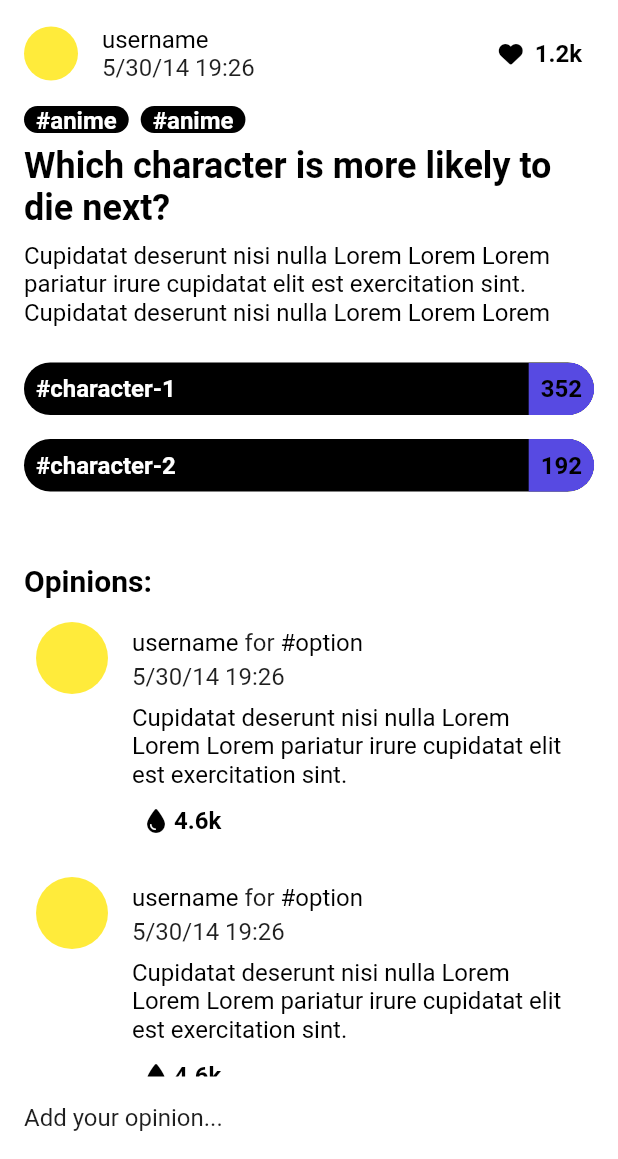
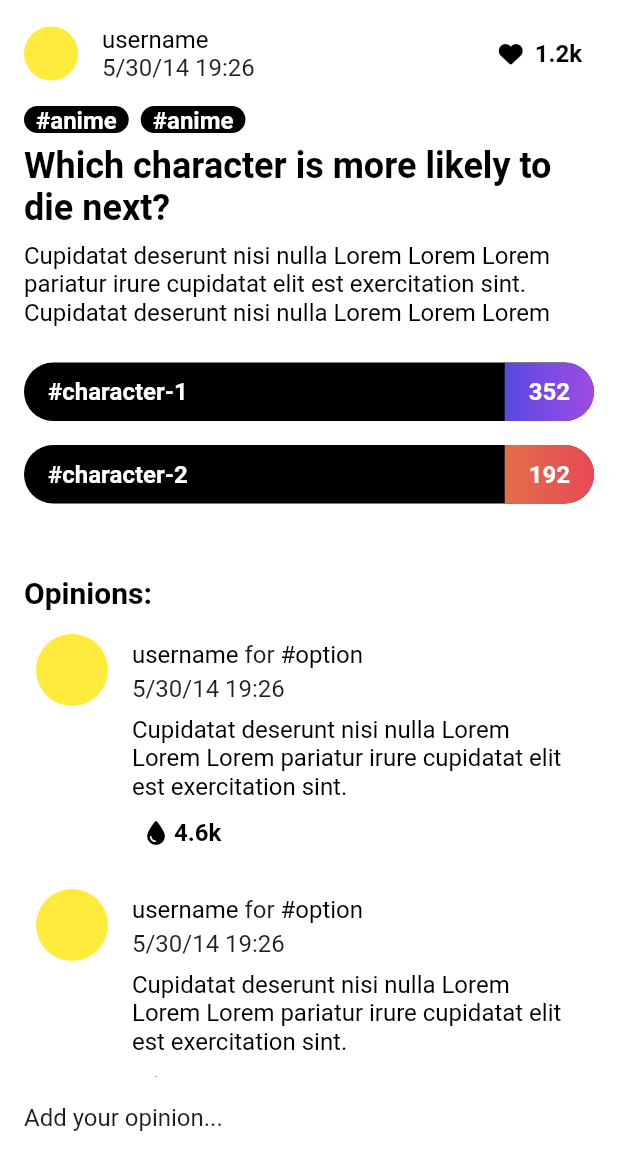
Before and after one commit to emresoysuren/chupp, a Flutter app: the screen it shows after launch, after a tap on "username", on a phone screen of 412 x 824 dp, the part 77-1236 px from its top. Run offline on Flutter 3.47's test engine with Material 2 defaults, Android fonts, the phone set to English and light mode, and no system bars; our stand-ins replace firebase_core, font_awesome_flutter, google_fonts; missing offline and left inert: draggable_menu; accounts and stored records are empty; Roboto replaces fonts that are missing (Ubuntu).

Commit message:
changed padding sizes and colors of poll items

```diff
--- a/lib/config/color_palette.dart
+++ b/lib/config/color_palette.dart
@@ -7,13 +7,22 @@ class ColorPalette {
   ColorPalette._();
 
   static const Color red = Color(0xffE84855);
+  static const Color orange = Color(0xffE26F4B);
   static const Color yellow = Color(0xffffff00);
   static const Color white = Color(0xffffffff);
   static const Color blue = Color(0xff574AE2);
-  static const Color pink = Color(0xffDA4BE3);
+  static const Color pink = Color(0xffA04BE3);
   static const Color offBlack = Color(0xff1f1f1f);
   static const Color offWhite = Color(0xffEDEDED);
   static const Color lightGrey = Color(0xffAAAAAA);
   static const Color grey = Color(0xff5A5A5A);
   static const Color black = Color(0xff000000);
+
+  static const Gradient bluePink = LinearGradient(
+    colors: [ColorPalette.blue, ColorPalette.pink],
+  );
+
+  static const Gradient orangeRed = LinearGradient(
+    colors: [ColorPalette.orange, ColorPalette.red],
+  );
 }
--- a/lib/widgets/posts/mini_post.dart
+++ b/lib/widgets/posts/mini_post.dart
@@ -19,7 +19,7 @@ class MiniPost extends StatelessWidget {
         onTap: () => Navigator.push(
           context,
           BasicPageRoute(
-            start: Start.left,
+            start: Start.right,
             child: const PostPage(),
           ),
         ),
--- a/lib/widgets/posts/poll/poll.dart
+++ b/lib/widgets/posts/poll/poll.dart
@@ -19,7 +19,7 @@ class Poll extends StatelessWidget {
         children: [
           PollItem(tag: tag1, vote: vote1),
           SizedBox(height: gap),
-          PollItem(tag: tag2, vote: vote2),
+          PollItem(tag: tag2, vote: vote2, second: true),
         ],
       );
     } else {
@@ -30,7 +30,11 @@ class Poll extends StatelessWidget {
             child: Padding(
               padding: EdgeInsets.only(right: gap / 2),
               child: IntrinsicWidth(
-                child: PollItem(tag: tag1, vote: vote1),
+                child: PollItem(
+                  tag: tag1,
+                  vote: vote1,
+                  minimize: true,
+                ),
               ),
             ),
           ),
@@ -38,7 +42,13 @@ class Poll extends StatelessWidget {
             child: Padding(
               padding: EdgeInsets.only(left: gap / 2),
               child: IntrinsicWidth(
-                child: PollItem(tag: tag2, vote: vote2, reversed: true),
+                child: PollItem(
+                  tag: tag2,
+                  vote: vote2,
+                  reversed: true,
+                  second: true,
+                  minimize: true,
+                ),
               ),
             ),
           ),
--- a/lib/widgets/posts/poll/poll_item.dart
+++ b/lib/widgets/posts/poll/poll_item.dart
@@ -1,3 +1,4 @@
+import 'package:chupp/config/color_palette.dart';
 import 'package:chupp/config/styles.dart';
 import 'package:chupp/config/utils.dart';
 import 'package:flutter/material.dart';
@@ -6,12 +7,16 @@ class PollItem extends StatefulWidget {
   final String tag;
   final int vote;
   final bool reversed;
+  final bool second;
+  final bool minimize;
 
   const PollItem({
     super.key,
     required this.tag,
     required this.vote,
     this.reversed = false,
+    this.second = false,
+    this.minimize = false,
   });
 
   @override
@@ -29,7 +34,9 @@ class _PollItemState extends State<PollItem> {
 
   get animationDuration => const Duration(milliseconds: 120);
 
-  EdgeInsets get _padding => const EdgeInsets.all(8);
+  EdgeInsets get _padding => widget.minimize
+      ? const EdgeInsets.symmetric(vertical: 10, horizontal: 8)
+      : const EdgeInsets.symmetric(vertical: 10, horizontal: 16);
 
   @override
   Widget build(BuildContext context) {
@@ -73,15 +80,18 @@ class _PollItemState extends State<PollItem> {
             overflow: TextOverflow.fade,
           ),
         ),
-        ColoredBox(
-          color: Utils.theme.current.appTitle,
+        Ink(
+          decoration: BoxDecoration(
+            gradient:
+                widget.second ? ColorPalette.orangeRed : ColorPalette.bluePink,
+          ),
           child: Padding(
             padding: _padding,
             child: Center(
               child: Text(
                 widget.vote.toString(),
                 maxLines: 1,
-                style: Styles.textImp,
+                style: Styles.textImp.copyWith(color: ColorPalette.white),
               ),
             ),
           ),
```
